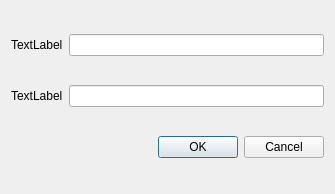
Old version of the form InfoDynamiqueQt/Vues/vueauthentification.ui in the repository AlexandreGirardin/ProjetAnalyse.
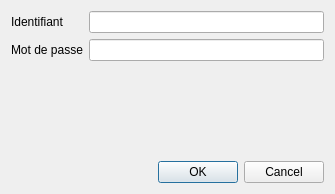
New version of the form.

What changed in the file:
```diff
--- a/InfoDynamiqueQt/Vues/vueauthentification.ui
+++ b/InfoDynamiqueQt/Vues/vueauthentification.ui
@@ -15,30 +15,26 @@
   </property>
   <layout class="QVBoxLayout" name="verticalLayout">
    <item>
-    <layout class="QHBoxLayout" name="horizontalLayout">
-     <item>
-      <widget class="QLabel" name="label">
+    <layout class="QFormLayout" name="formLayout_2">
+     <item row="0" column="0">
+      <widget class="QLabel" name="etiquetteIdentifiant">
        <property name="text">
-        <string>TextLabel</string>
+        <string>Identifiant</string>
        </property>
       </widget>
      </item>
-     <item>
-      <widget class="QLineEdit" name="lineEdit"/>
+     <item row="0" column="1">
+      <widget class="QLineEdit" name="champIdentifiant"/>
      </item>
-    </layout>
-   </item>
-   <item>
-    <layout class="QHBoxLayout" name="horizontalLayout_2">
-     <item>
-      <widget class="QLabel" name="label_2">
+     <item row="1" column="0">
+      <widget class="QLabel" name="etiquetteMDP">
        <property name="text">
-        <string>TextLabel</string>
+        <string>Mot de passe</string>
        </property>
       </widget>
      </item>
-     <item>
-      <widget class="QLineEdit" name="lineEdit_2"/>
+     <item row="1" column="1">
+      <widget class="QLineEdit" name="champMDP"/>
      </item>
     </layout>
    </item>
```
Left out of the diff: 5 changed lines with no effect on the pictures.
